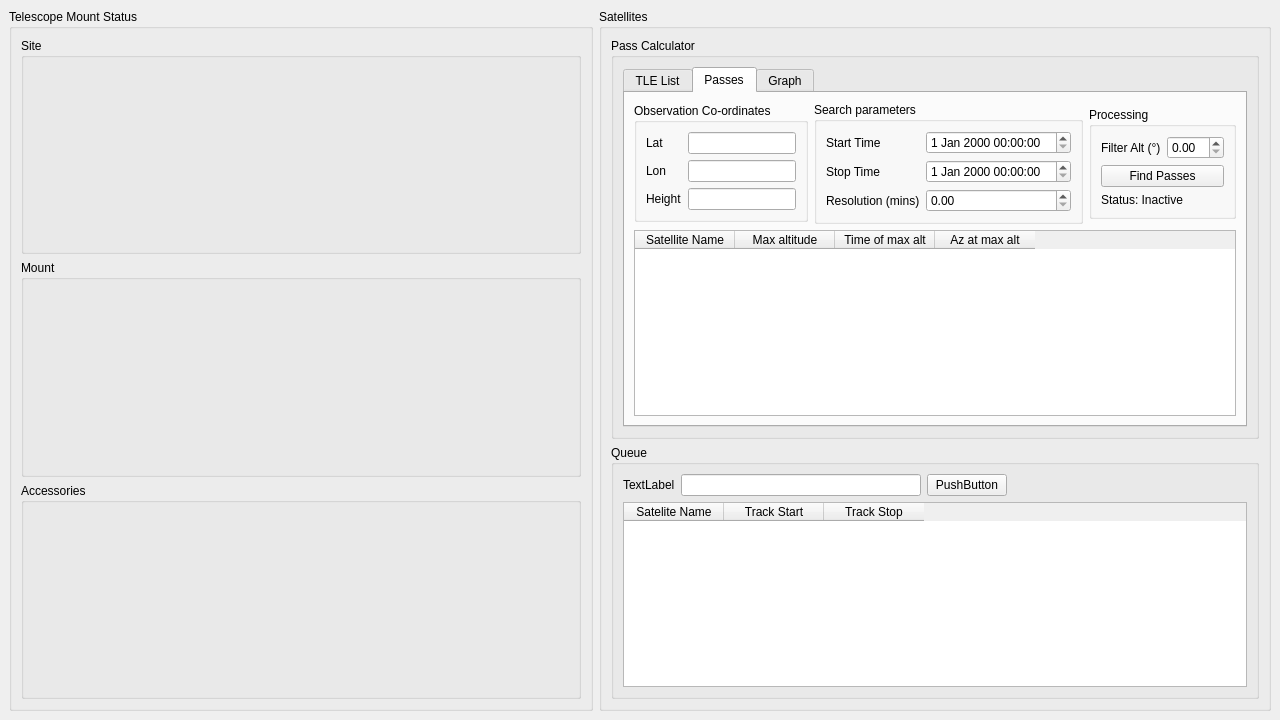
Qt form mainwindow.ui (dldlowndes/LD_QuarcOGS) before a commit.
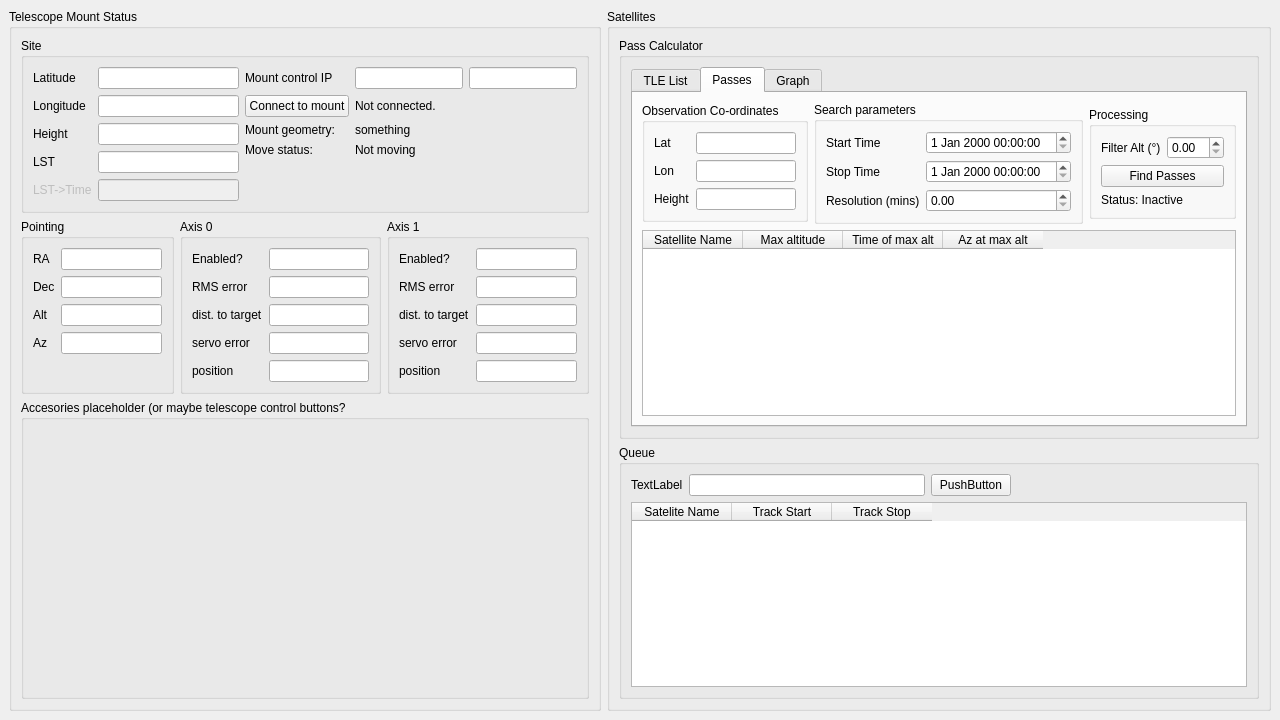
The same form after that commit. The open tabs and pages were chosen to show the change.

Commit message: Started working on displaying telescope status. hard when there isn't a telescope but the bones are there.

```diff
--- a/mainwindow.ui
+++ b/mainwindow.ui
@@ -15,60 +15,6 @@
   </property>
   <widget class="QWidget" name="centralwidget">
    <layout class="QGridLayout" name="gridLayout_9">
-    <item row="0" column="0">
-     <widget class="QGroupBox" name="box_Telescope">
-      <property name="sizePolicy">
-       <sizepolicy hsizetype="Expanding" vsizetype="Expanding">
-        <horstretch>0</horstretch>
-        <verstretch>0</verstretch>
-       </sizepolicy>
-      </property>
-      <property name="title">
-       <string>Telescope Mount Status</string>
-      </property>
-      <layout class="QGridLayout" name="gridLayout_2">
-       <item row="0" column="0">
-        <widget class="QGroupBox" name="box_MountSite">
-         <property name="sizePolicy">
-          <sizepolicy hsizetype="Expanding" vsizetype="Expanding">
-           <horstretch>0</horstretch>
-           <verstretch>0</verstretch>
-          </sizepolicy>
-         </property>
-         <property name="title">
-          <string>Site</string>
-         </property>
-        </widget>
-       </item>
-       <item row="1" column="0">
-        <widget class="QGroupBox" name="box_MountStatus">
-         <property name="sizePolicy">
-          <sizepolicy hsizetype="Expanding" vsizetype="Expanding">
-           <horstretch>0</horstretch>
-           <verstretch>0</verstretch>
-          </sizepolicy>
-         </property>
-         <property name="title">
-          <string>Mount</string>
-         </property>
-        </widget>
-       </item>
-       <item row="2" column="0">
-        <widget class="QGroupBox" name="box_Accessories">
-         <property name="sizePolicy">
-          <sizepolicy hsizetype="Expanding" vsizetype="Expanding">
-           <horstretch>0</horstretch>
-           <verstretch>0</verstretch>
-          </sizepolicy>
-         </property>
-         <property name="title">
-          <string>Accessories</string>
-         </property>
-        </widget>
-       </item>
-      </layout>
-     </widget>
-    </item>
     <item row="0" column="1">
      <widget class="QGroupBox" name="group_Satellites">
       <property name="sizePolicy">
@@ -450,6 +396,458 @@
       </layout>
      </widget>
     </item>
+    <item row="0" column="0">
+     <widget class="QGroupBox" name="box_Telescope">
+      <property name="sizePolicy">
+       <sizepolicy hsizetype="Expanding" vsizetype="Expanding">
+        <horstretch>0</horstretch>
+        <verstretch>0</verstretch>
+       </sizepolicy>
+      </property>
+      <property name="title">
+       <string>Telescope Mount Status</string>
+      </property>
+      <layout class="QGridLayout" name="gridLayout_20">
+       <item row="0" column="0">
+        <widget class="QGroupBox" name="box_MountSite">
+         <property name="sizePolicy">
+          <sizepolicy hsizetype="Expanding" vsizetype="Preferred">
+           <horstretch>0</horstretch>
+           <verstretch>0</verstretch>
+          </sizepolicy>
+         </property>
+         <property name="title">
+          <string>Site</string>
+         </property>
+         <layout class="QGridLayout" name="gridLayout_12">
+          <item row="0" column="1">
+           <layout class="QFormLayout" name="formLayout">
+            <item row="0" column="0">
+             <widget class="QLabel" name="label_ip">
+              <property name="text">
+               <string>Mount control IP</string>
+              </property>
+             </widget>
+            </item>
+            <item row="1" column="0">
+             <widget class="QPushButton" name="button_Connect">
+              <property name="text">
+               <string>Connect to mount</string>
+              </property>
+             </widget>
+            </item>
+            <item row="1" column="1">
+             <widget class="QLabel" name="value_Connected">
+              <property name="text">
+               <string>Not connected.</string>
+              </property>
+             </widget>
+            </item>
+            <item row="2" column="0">
+             <widget class="QLabel" name="label_Geometry">
+              <property name="text">
+               <string>Mount geometry:</string>
+              </property>
+             </widget>
+            </item>
+            <item row="2" column="1">
+             <widget class="QLabel" name="value_Geometry">
+              <property name="text">
+               <string>something</string>
+              </property>
+             </widget>
+            </item>
+            <item row="3" column="0">
+             <widget class="QLabel" name="label_MoveStatus">
+              <property name="text">
+               <string>Move status:</string>
+              </property>
+             </widget>
+            </item>
+            <item row="3" column="1">
+             <widget class="QLabel" name="value_MoveStatus">
+              <property name="text">
+               <string>Not moving</string>
+              </property>
+             </widget>
+            </item>
+            <item row="0" column="1">
+             <layout class="QHBoxLayout" name="horizontalLayout">
+              <item>
+               <widget class="QLineEdit" name="value_ip"/>
+              </item>
+              <item>
+               <widget class="QLineEdit" name="value_port"/>
+              </item>
+             </layout>
+            </item>
+           </layout>
+          </item>
+          <item row="0" column="0">
+           <layout class="QFormLayout" name="formLayout_2">
+            <item row="0" column="0">
+             <widget class="QLabel" name="label_telescope_lat">
+              <property name="text">
+               <string>Latitude</string>
+              </property>
+             </widget>
+            </item>
+            <item row="0" column="1">
+             <widget class="QLineEdit" name="value_telescope_lat">
+              <property name="readOnly">
+               <bool>true</bool>
+              </property>
+             </widget>
+            </item>
+            <item row="1" column="0">
+             <widget class="QLabel" name="label_telescope_lon">
+              <property name="text">
+               <string>Longitude</string>
+              </property>
+             </widget>
+            </item>
+            <item row="1" column="1">
+             <widget class="QLineEdit" name="value_telescope_lon">
+              <property name="readOnly">
+               <bool>true</bool>
+              </property>
+             </widget>
+            </item>
+            <item row="2" column="0">
+             <widget class="QLabel" name="label_telescope_height">
+              <property name="text">
+               <string>Height</string>
+              </property>
+             </widget>
+            </item>
+            <item row="2" column="1">
+             <widget class="QLineEdit" name="value_telescope_height">
+              <property name="readOnly">
+               <bool>true</bool>
+              </property>
+             </widget>
+            </item>
+            <item row="3" column="1">
+             <widget class="QLineEdit" name="value_lst">
+              <property name="readOnly">
+               <bool>true</bool>
+              </property>
+             </widget>
+            </item>
+            <item row="3" column="0">
+             <widget class="QLabel" name="label_lst">
+              <property name="text">
+               <string>LST</string>
+              </property>
+             </widget>
+            </item>
+            <item row="4" column="0">
+             <widget class="QLabel" name="label">
+              <property name="enabled">
+               <bool>false</bool>
+              </property>
+              <property name="text">
+               <string>LST-&gt;Time</string>
+              </property>
+             </widget>
+            </item>
+            <item row="4" column="1">
+             <widget class="QLineEdit" name="lineEdit">
+              <property name="enabled">
+               <bool>false</bool>
+              </property>
+              <property name="readOnly">
+               <bool>true</bool>
+              </property>
+             </widget>
+            </item>
+           </layout>
+          </item>
+         </layout>
+        </widget>
+       </item>
+       <item row="1" column="0">
+        <layout class="QGridLayout" name="gridLayout_18">
+         <item row="0" column="0">
+          <widget class="QGroupBox" name="box_MountStatus">
+           <property name="sizePolicy">
+            <sizepolicy hsizetype="Expanding" vsizetype="Preferred">
+             <horstretch>0</horstretch>
+             <verstretch>0</verstretch>
+            </sizepolicy>
+           </property>
+           <property name="title">
+            <string>Pointing</string>
+           </property>
+           <layout class="QGridLayout" name="gridLayout_16">
+            <item row="0" column="0">
+             <layout class="QFormLayout" name="formLayout_3">
+              <item row="0" column="0">
+               <widget class="QLabel" name="label_ra">
+                <property name="text">
+                 <string>RA</string>
+                </property>
+               </widget>
+              </item>
+              <item row="0" column="1">
+               <widget class="QLineEdit" name="value_ra">
+                <property name="readOnly">
+                 <bool>true</bool>
+                </property>
+               </widget>
+              </item>
+              <item row="1" column="0">
+               <widget class="QLabel" name="label_dec">
+                <property name="text">
+                 <string>Dec</string>
+                </property>
+               </widget>
+              </item>
+              <item row="1" column="1">
+               <widget class="QLineEdit" name="value_dec">
+                <property name="readOnly">
+                 <bool>true</bool>
+                </property>
+               </widget>
+              </item>
+              <item row="2" column="0">
+               <widget class="QLabel" name="label_alt">
+                <property name="text">
+                 <string>Alt</string>
+                </property>
+               </widget>
+              </item>
+              <item row="2" column="1">
+               <widget class="QLineEdit" name="value_alt">
+                <property name="readOnly">
+                 <bool>true</bool>
+                </property>
+               </widget>
+              </item>
+              <item row="3" column="0">
+               <widget class="QLabel" name="label_az">
+                <property name="text">
+                 <string>Az</string>
+                </property>
+               </widget>
+              </item>
+              <item row="3" column="1">
+               <widget class="QLineEdit" name="value_az">
+                <property name="readOnly">
+                 <bool>true</bool>
+                </property>
+               </widget>
+              </item>
+             </layout>
+            </item>
+           </layout>
+          </widget>
+         </item>
+         <item row="0" column="1">
+          <widget class="QGroupBox" name="groupBox">
+           <property name="sizePolicy">
+            <sizepolicy hsizetype="Preferred" vsizetype="Preferred">
+             <horstretch>0</horstretch>
+             <verstretch>0</verstretch>
+            </sizepolicy>
+           </property>
+           <property name="title">
+            <string>Axis 0</string>
+           </property>
+           <layout class="QGridLayout" name="gridLayout_2">
+            <item row="0" column="0">
+             <layout class="QFormLayout" name="formLayout_4">
+              <item row="0" column="0">
+               <widget class="QLabel" name="label_a0_enabled">
+                <property name="text">
+                 <string>Enabled?</string>
+                </property>
+               </widget>
+              </item>
+              <item row="0" column="1">
+               <widget class="QLineEdit" name="value_a0_enabled">
+                <property name="readOnly">
+                 <bool>true</bool>
+                </property>
+               </widget>
+              </item>
+              <item row="1" column="0">
+               <widget class="QLabel" name="label_a0_rms">
+                <property name="text">
+                 <string>RMS error</string>
+                </property>
+               </widget>
+              </item>
+              <item row="1" column="1">
+               <widget class="QLineEdit" name="value_a0_rms">
+                <property name="readOnly">
+                 <bool>true</bool>
+                </property>
+               </widget>
+              </item>
+              <item row="2" column="0">
+               <widget class="QLabel" name="label_a0_dist">
+                <property name="text">
+                 <string>dist. to target</string>
+                </property>
+               </widget>
+              </item>
+              <item row="2" column="1">
+               <widget class="QLineEdit" name="value_a0_dist">
+                <property name="readOnly">
+                 <bool>true</bool>
+                </property>
+               </widget>
+              </item>
+              <item row="3" column="0">
+               <widget class="QLabel" name="label_a0_servo">
+                <property name="text">
+                 <string>servo error</string>
+                </property>
+               </widget>
+              </item>
+              <item row="3" column="1">
+               <widget class="QLineEdit" name="value_a0_servo">
+                <property name="readOnly">
+                 <bool>true</bool>
+                </property>
+               </widget>
+              </item>
+              <item row="4" column="0">
+               <widget class="QLabel" name="label_a0_position">
+                <property name="text">
+                 <string>position</string>
+                </property>
+               </widget>
+              </item>
+              <item row="4" column="1">
+               <widget class="QLineEdit" name="value_a0_position">
+                <property name="readOnly">
+                 <bool>true</bool>
+                </property>
+               </widget>
+              </item>
+             </layout>
+            </item>
+           </layout>
+          </widget>
+         </item>
+         <item row="0" column="2">
+          <widget class="QGroupBox" name="groupBox_2">
+           <property name="sizePolicy">
+            <sizepolicy hsizetype="Preferred" vsizetype="Preferred">
+             <horstretch>0</horstretch>
+             <verstretch>0</verstretch>
+            </sizepolicy>
+           </property>
+           <property name="title">
+            <string>Axis 1</string>
+           </property>
+           <layout class="QGridLayout" name="gridLayout_17">
+            <item row="0" column="0">
+             <layout class="QFormLayout" name="formLayout_5">
+              <item row="0" column="0">
+               <widget class="QLabel" name="label_a1_enabled">
+                <property name="text">
+                 <string>Enabled?</string>
+                </property>
+               </widget>
+              </item>
+              <item row="0" column="1">
+               <widget class="QLineEdit" name="value_a1_enabled">
+                <property name="readOnly">
+                 <bool>true</bool>
+                </property>
+               </widget>
+              </item>
+              <item row="1" column="0">
+               <widget class="QLabel" name="label_a1_rms">
+                <property name="text">
+                 <string>RMS error</string>
+                </property>
+               </widget>
+              </item>
+              <item row="1" column="1">
+               <widget class="QLineEdit" name="value_a1_rms">
+                <property name="readOnly">
+                 <bool>true</bool>
+                </property>
+               </widget>
+              </item>
+              <item row="2" column="0">
+               <widget class="QLabel" name="label_a1_dist">
+                <property name="text">
+                 <string>dist. to target</string>
+                </property>
+               </widget>
+              </item>
+              <item row="2" column="1">
+               <widget class="QLineEdit" name="value_a1_dist">
+                <property name="readOnly">
+                 <bool>true</bool>
+                </property>
+               </widget>
+              </item>
+              <item row="3" column="0">
+               <widget class="QLabel" name="label_a1_servo">
+                <property name="text">
+                 <string>servo error</string>
+                </property>
+               </widget>
+              </item>
+              <item row="3" column="1">
+               <widget class="QLineEdit" name="value_a1_servo">
+                <property name="readOnly">
+                 <bool>true</bool>
+                </property>
+               </widget>
+              </item>
+              <item row="4" column="0">
+               <widget class="QLabel" name="label_a1_position">
+                <property name="text">
+                 <string>position</string>
+                </property>
+               </widget>
+              </item>
+              <item row="4" column="1">
+               <widget class="QLineEdit" name="label_a1_position_2">
+                <property name="readOnly">
+                 <bool>true</bool>
+                </property>
+               </widget>
+              </item>
+             </layout>
+            </item>
+           </layout>
+          </widget>
+         </item>
+        </layout>
+       </item>
+       <item row="2" column="0">
+        <widget class="QGroupBox" name="groupBox_3">
+         <property name="title">
+          <string>Accesories placeholder (or maybe telescope control buttons?</string>
+         </property>
+         <layout class="QGridLayout" name="gridLayout_19">
+          <item row="0" column="0">
+           <spacer name="verticalSpacer">
+            <property name="orientation">
+             <enum>Qt::Vertical</enum>
+            </property>
+            <property name="sizeHint" stdset="0">
+             <size>
+              <width>20</width>
+              <height>301</height>
+             </size>
+            </property>
+           </spacer>
+          </item>
+         </layout>
+        </widget>
+       </item>
+      </layout>
+     </widget>
+    </item>
    </layout>
   </widget>
  </widget>
```
Left out of the diff: 2 changed lines with no effect on the pictures. The commit also changes 5 other files.
